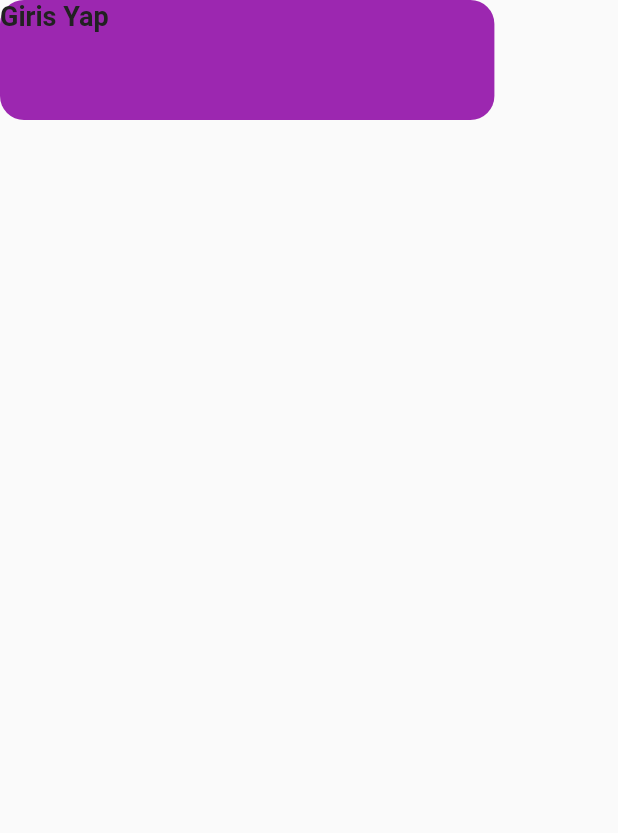
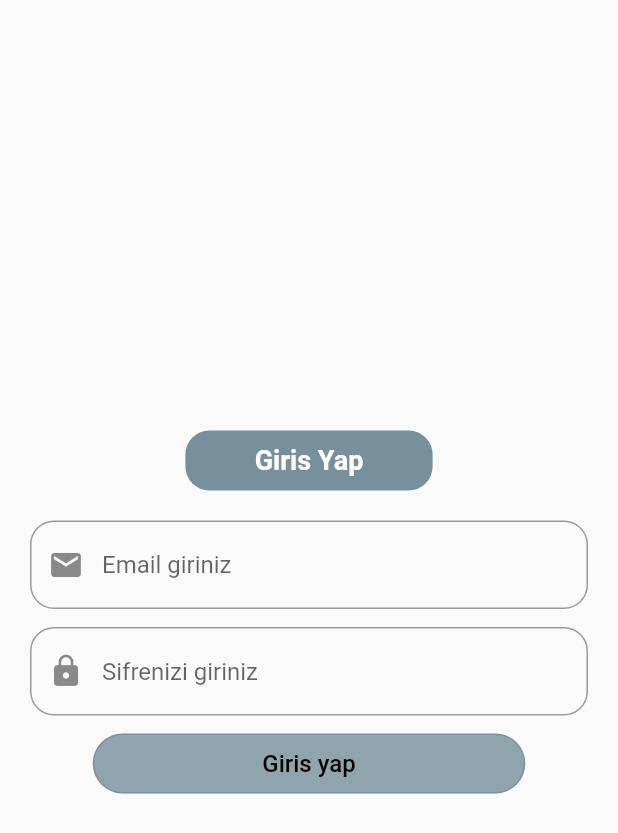
Before and after one commit to umutcanbostancii/TabBarViewProject, a Flutter app: the MyProfilePage widget shown alone on an empty page, opened directly, on a phone screen of 412 x 824 dp. Shown: the top 833 px of the screen. Run offline on Flutter 3.47's test engine with Material 2 defaults, Android fonts, the phone set to English and light mode, and no system bars.

Commit message:
Giris Sayfasi Icin Butonlar Eklendi ve Textfield Olusturuldu

```diff
--- a/mart_8_project/lib/home_page.dart
+++ b/mart_8_project/lib/home_page.dart
@@ -1,5 +1,6 @@
 import 'package:flutter/cupertino.dart';
 import 'package:flutter/material.dart';
+import 'package:mart_8_project/tab_sub_widgets/profile_page.dart';
 
 class MyHomePage extends StatefulWidget {
   const MyHomePage({super.key});
@@ -74,12 +75,7 @@ class _MyHomePageState extends State<MyHomePage>
                           style: _style,
                         ),
                       )
-                    : Center(
-                        child: Text(
-                          "Profil Sayfam",
-                          style: _style,
-                        ),
-                      ),
+                    : const MyProfilePage(),
           ],
         ),
       ),
--- a/mart_8_project/lib/tab_sub_widgets/profile_page.dart
+++ b/mart_8_project/lib/tab_sub_widgets/profile_page.dart
@@ -1,29 +1,120 @@
 import 'package:flutter/material.dart';
-import 'package:flutter/src/widgets/framework.dart';
-import 'package:flutter/src/widgets/placeholder.dart';
 
-class MyProfilePage extends StatelessWidget {
+class MyProfilePage extends StatefulWidget {
   const MyProfilePage({super.key});
 
   @override
+  State<MyProfilePage> createState() => _MyProfilePageState();
+}
+
+class _MyProfilePageState extends State<MyProfilePage> {
+  final GlobalKey<FormState> _formKey = GlobalKey<
+      FormState>(); //Kullanicinin yanlis veri girerse form key bunu kontrol eder
+  final TextEditingController _emailController = TextEditingController();
+  final TextEditingController _passwordController = TextEditingController();
+  @override
   Widget build(BuildContext context) {
-    return Column(
+    return Padding(
+      padding: const EdgeInsets.all(12.0),
+      child: Column(
+        crossAxisAlignment: CrossAxisAlignment.center,
+        mainAxisAlignment: MainAxisAlignment.center,
         children: [
           Container(
-          height: 80,
+            height: 40,
             width: MediaQuery.of(context).size.width *
-              0.8, //mediaquery ile cihazin genisligini aliyoruz
+                0.4, //mediaquery ile cihazin genisligini aliyoruz
             decoration: BoxDecoration(
-              color: Colors.purple, borderRadius: BorderRadius.circular(16)),
+              color: Colors.blueGrey[400],
+              borderRadius: BorderRadius.circular(16),
+            ),
+
+            child: Center(
               child: Text(
                 "Giris Yap",
                 style: TextStyle(
-                color: Colors.grey[900],
+                    color: Colors.white,
                     fontSize: 18,
                     fontWeight: FontWeight.w600),
               ),
+            ),
+          ),
+          SizedBox(
+            height: 12
+          ), //container 1 tane child alir
+          Form(
+            key: _formKey,
+            child: Padding(
+              padding: const EdgeInsets.all(8.0),
+              child: Column(
+                children: [
+                  TextFormField(
+                    controller: _emailController,
+                    decoration: InputDecoration(
+                      hintText: "Email giriniz",
+                      border: OutlineInputBorder(
+                          borderRadius: BorderRadius.all(Radius.circular(16))),
+                      prefixIcon: Icon(Icons.email),
+                    ),
+                  ),
+                  SizedBox(
+                    height: 12,
+                  ),
+                  TextFormField(
+                    controller: _passwordController,
+                    decoration: InputDecoration(
+                      hintText: "Sifrenizi giriniz",
+                      border: OutlineInputBorder(
+                          borderRadius: BorderRadius.all(Radius.circular(16))),
+                      prefixIcon: Icon(Icons.lock),
+                    ),
+                  ),
+                  const SizedBox(
+                    height: 12,
+                  ),
+                  SizedBox(
+                    width: MediaQuery.of(context).size.width * 0.7,
+                    height: 40,
+                    child: OutlinedButton(
+                        style: OutlinedButton.styleFrom(
+                            backgroundColor: Colors.blueGrey[300],
+                            shape: const StadiumBorder()),
+                        onPressed: () {
+                          String email = "email@email.com";
+                          String Password = "123";
+                          if (_emailController.text != email) {
+                            ScaffoldMessenger.of(context).showSnackBar(SnackBar(
+                                backgroundColor: Colors.red,
+                                content: Text(
+                                  "Emailiniz hatali lutfen kontrol edin",
+                                  style: TextStyle(color: Colors.white),
+                                )));
+                            return;
+                          }
+                          if (_passwordController.text != Password) {
+                            ScaffoldMessenger.of(context).showSnackBar(SnackBar(
+                                backgroundColor: Colors.red,
+                                content: Text(
+                                  "sifreniz hatali lutfen kontrol edin",
+                                  style: TextStyle(color: Colors.white),
+                                )));
+                            return;
+                          }
+                          ScaffoldMessenger.of(context).showSnackBar(SnackBar(
+                            backgroundColor: Colors.green,content:
+                              Text("Tebrikler giris yapildi")));
+                        },
+                        child: const Text(
+                          "Giris yap",
+                          style: TextStyle(color: Colors.black, fontSize: 16),
+                        )),
+                  ),
+                ],
+              ),
+            ),
           )
         ],
+      ),
     );
   }
 }
```
Lines whose indentation alone changed are shown as unchanged.
